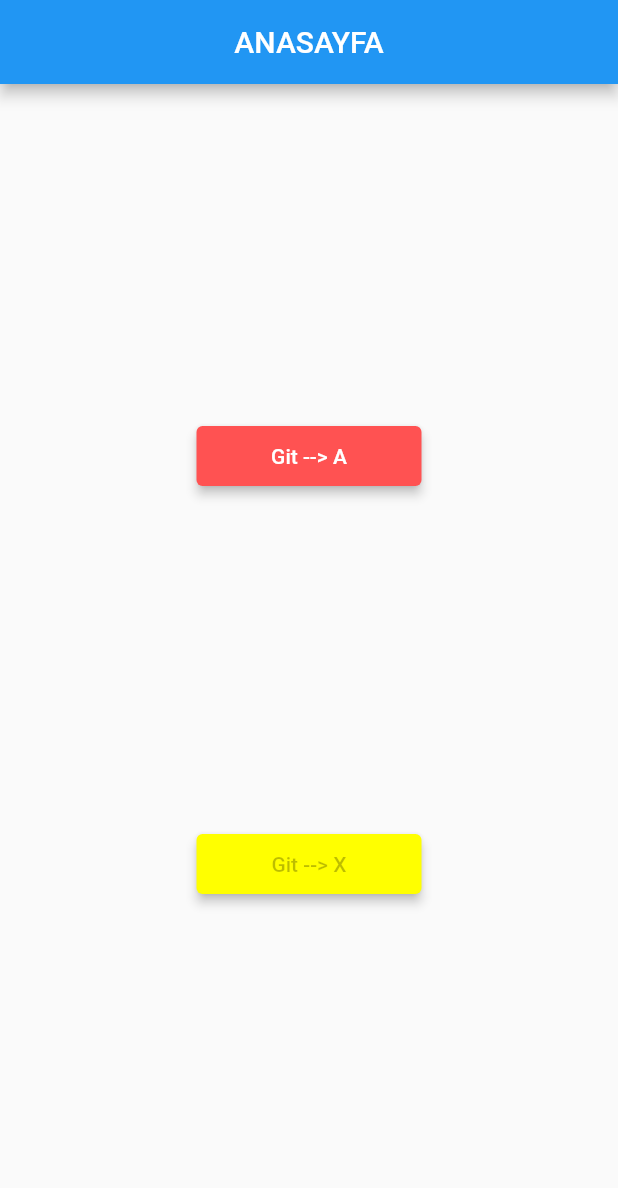
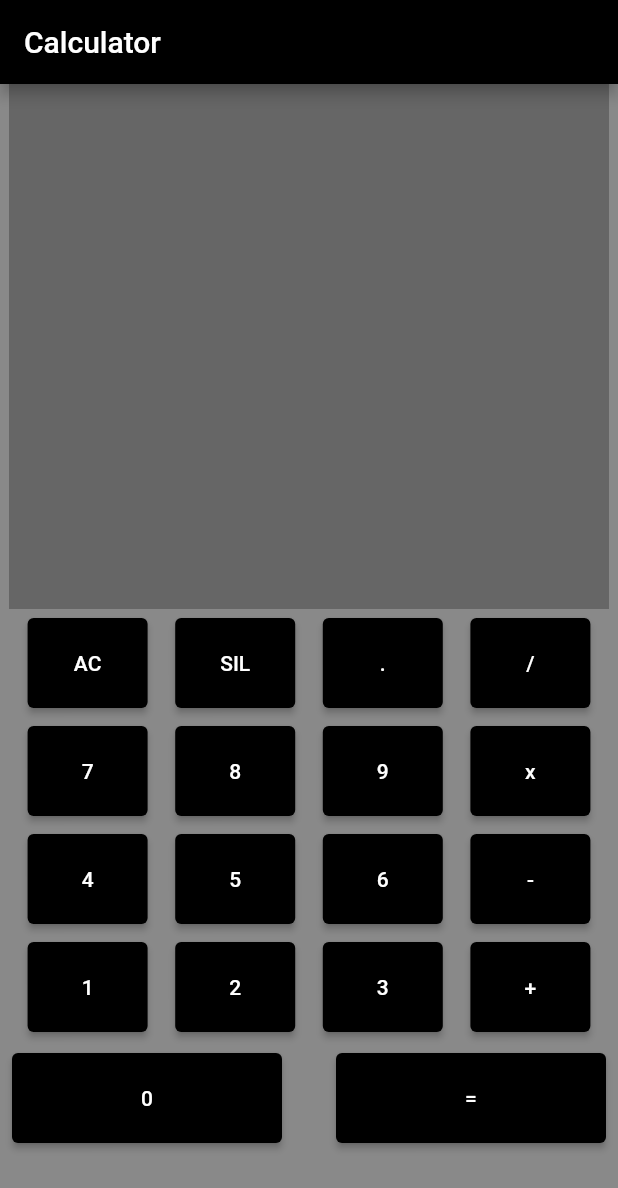
Before and after one commit to yavuzfk/UI-Examples, a Flutter app: the screen it shows after launch, on a phone screen of 412 x 824 dp. Shown: the top 1188 px of the screen. Run offline on Flutter 3.47's test engine with Material 2 defaults, Android fonts, the phone set to English and light mode, and no system bars; generated files the repository leaves out were written again.

Commit message:
calculator eklendi

```diff
--- /dev/null
+++ b/lib/calculator/calculator_page.dart
@@ -0,0 +1,354 @@
+import 'package:flutter/material.dart';
+
+String showText = "";
+String number2 = "";
+String number1 = "";
+int result = 0;
+
+class CalculatorPage extends StatefulWidget {
+  const CalculatorPage({Key? key}) : super(key: key);
+
+  @override
+  State<CalculatorPage> createState() => _CalculatorPageState();
+}
+
+class _CalculatorPageState extends State<CalculatorPage> {
+
+  void printNonUsedMessage(){
+    print("Bu butonlar istenmemistir ama eklecektir. Sıfırmak için AC butonu tahsis edilmistir.");
+  }
+
+  @override
+  Widget build(BuildContext context) {
+    return Scaffold(
+      appBar: AppBar(
+        title: const Text("Calculator"),
+        backgroundColor: Colors.black,
+      ),
+      body: Container(
+        color: Colors.black45,
+        child: Column(
+          children: [
+            resultText(),
+            Padding(
+              padding: const EdgeInsets.symmetric(vertical: 6.0),
+              child: Row(
+                mainAxisAlignment: MainAxisAlignment.spaceEvenly,
+                children: [
+                  SizedBox(
+                    width: 80,
+                    height: 60,
+                    child: ElevatedButton(
+                      onPressed: () {
+                        setState(() {
+                          showText = "0";
+                          number2 = "0";
+                          number1 = "0";
+                          result = 0;
+                        });
+                      },
+                      style: ElevatedButton.styleFrom(primary: Colors.black),
+                      child: const Text("AC"),
+                    ),
+                  ),
+                  SizedBox(
+                    width: 80,
+                    height: 60,
+                    child: ElevatedButton(
+                      onPressed: () {
+                        printNonUsedMessage();
+                      },
+                      style: ElevatedButton.styleFrom(primary: Colors.black),
+                      child: const Text("SIL"),
+                    ),
+                  ),
+                  SizedBox(
+                    width: 80,
+                    height: 60,
+                    child: ElevatedButton(
+                      onPressed: () {
+                        printNonUsedMessage();
+                      },
+                      style: ElevatedButton.styleFrom(primary: Colors.black),
+                      child: const Text("."),
+                    ),
+                  ),
+                  SizedBox(
+                    width: 80,
+                    height: 60,
+                    child: ElevatedButton(
+                      onPressed: () {
+                        printNonUsedMessage();
+                      },
+                      style: ElevatedButton.styleFrom(primary: Colors.black),
+                      child: const Text("/"),
+                    ),
+                  ),
+                ],
+              ),
+            ),
+            Padding(
+              padding: const EdgeInsets.symmetric(vertical: 6.0),
+              child: Row(
+                mainAxisAlignment: MainAxisAlignment.spaceEvenly,
+                children: [
+                  SizedBox(
+                    width: 80,
+                    height: 60,
+                    child: ElevatedButton(
+                      onPressed: () {
+                        setState(() {
+                          number1 += "7";
+                          showText = number1;
+                        });
+                      },
+                      style: ElevatedButton.styleFrom(primary: Colors.black),
+                      child: const Text("7"),
+                    ),
+                  ),
+                  SizedBox(
+                    width: 80,
+                    height: 60,
+                    child: ElevatedButton(
+                      onPressed: () {
+                        setState(() {
+                          number1 += "8";
+                          showText = number1;
+                        });
+                      },
+                      style: ElevatedButton.styleFrom(primary: Colors.black),
+                      child: const Text("8"),
+                    ),
+                  ),
+                  SizedBox(
+                    width: 80,
+                    height: 60,
+                    child: ElevatedButton(
+                      onPressed: () {
+                        setState(() {
+                          number1 += "9";
+                          showText = number1;
+                        });
+                      },
+                      style: ElevatedButton.styleFrom(primary: Colors.black),
+                      child: const Text("9"),
+                    ),
+                  ),
+                  SizedBox(
+                    width: 80,
+                    height: 60,
+                    child: ElevatedButton(
+                      onPressed: () {
+                        printNonUsedMessage();
+                      },
+                      style: ElevatedButton.styleFrom(primary: Colors.black),
+                      child: const Text("x"),
+                    ),
+                  ),
+                ],
+              ),
+            ),
+            Padding(
+              padding: const EdgeInsets.symmetric(vertical: 6.0),
+              child: Row(
+                mainAxisAlignment: MainAxisAlignment.spaceEvenly,
+                children: [
+                  SizedBox(
+                    width: 80,
+                    height: 60,
+                    child: ElevatedButton(
+                      onPressed: () {
+                        setState(() {
+                          number1 += "4";
+                          showText = number1;
+                        });
+                      },
+                      style: ElevatedButton.styleFrom(primary: Colors.black),
+                      child: const Text("4"),
+                    ),
+                  ),
+                  SizedBox(
+                    width: 80,
+                    height: 60,
+                    child: ElevatedButton(
+                      onPressed: () {
+                        setState(() {
+                          number1 += "5";
+                          showText = number1;
+                        });
+                      },
+                      style: ElevatedButton.styleFrom(primary: Colors.black),
+                      child: const Text("5"),
+                    ),
+                  ),
+                  SizedBox(
+                    width: 80,
+                    height: 60,
+                    child: ElevatedButton(
+                      onPressed: () {
+                        setState(() {
+                          number1 += "6";
+                          showText = number1;
+                        });
+                      },
+                      style: ElevatedButton.styleFrom(primary: Colors.black),
+                      child: const Text("6"),
+                    ),
+                  ),
+                  SizedBox(
+                    width: 80,
+                    height: 60,
+                    child: ElevatedButton(
+                      onPressed: () {
+                        printNonUsedMessage();
+                      },
+                      style: ElevatedButton.styleFrom(primary: Colors.black),
+                      child: const Text("-"),
+                    ),
+                  ),
+                ],
+              ),
+            ),
+            Padding(
+              padding: const EdgeInsets.symmetric(vertical: 6.0),
+              child: Row(
+                mainAxisAlignment: MainAxisAlignment.spaceEvenly,
+                children: [
+                  SizedBox(
+                    width: 80,
+                    height: 60,
+                    child: ElevatedButton(
+                      onPressed: () {
+                        setState(() {
+                          number1 += "1";
+                          showText = number1;
+                        });
+                      },
+                      style: ElevatedButton.styleFrom(primary: Colors.black),
+                      child: const Text("1"),
+                    ),
+                  ),
+                  SizedBox(
+                    width: 80,
+                    height: 60,
+                    child: ElevatedButton(
+                      onPressed: () {
+                        setState(() {
+                          number1 += "2";
+                          showText = number1;
+                        });
+                      },
+                      style: ElevatedButton.styleFrom(primary: Colors.black),
+                      child: const Text("2"),
+                    ),
+                  ),
+                  SizedBox(
+                    width: 80,
+                    height: 60,
+                    child: ElevatedButton(
+                      onPressed: () {
+                        setState(() {
+                          number1 += "3";
+                          showText = number1;
+                        });
+                        print(
+                            "n1 = $number1\n n2 = $number2 \n result = $result \n");
+                      },
+                      style: ElevatedButton.styleFrom(primary: Colors.black),
+                      child: const Text("3"),
+                    ),
+                  ),
+                  SizedBox(
+                    width: 80,
+                    height: 60,
+                    child: ElevatedButton(
+                      onPressed: () {
+                        print(
+                            "once n1 = $number1\n n2 = $number2 \n result = $result \n");
+                        setState(() {
+                          number2 = number1;
+                          number1 = "";
+                          // result = number1 + number2;
+                          showText = "+";
+                        });
+                        print(
+                            "sonra n1 = $number1\n n2 = $number2 \n result = $result \n\n");
+                      },
+                      style: ElevatedButton.styleFrom(primary: Colors.black),
+                      child: const Text("+"),
+                    ),
+                  ),
+                ],
+              ),
+            ),
+            Padding(
+              padding: const EdgeInsets.all(8.0),
+              child: Row(
+                mainAxisAlignment: MainAxisAlignment.spaceBetween,
+                children: [
+                  SizedBox(
+                      width: 180,
+                      height: 60,
+                      child: ElevatedButton(
+                          onPressed: () {
+                            setState(() {
+                              number1 += "0";
+                              showText = number1;
+                            });
+                          },
+                          style:
+                              ElevatedButton.styleFrom(primary: Colors.black),
+                          child: const Text("0"))),
+                  SizedBox(
+                      width: 180,
+                      height: 60,
+                      child: ElevatedButton(
+                          onPressed: () {
+                            setState(() {
+                              if (number2 == "") {
+                                number2 = "0";
+                              }
+                              result +=
+                                  (int.parse(number2) + int.parse(number1));
+                              showText = result.toString();
+
+                              number2 = "";
+                              number1 = "";
+                            });
+                          },
+                          style:
+                              ElevatedButton.styleFrom(primary: Colors.black),
+                          child: const Text("=")))
+                ],
+              ),
+            ),
+            const Spacer(),
+          ],
+        ),
+      ),
+    );
+  }
+}
+
+class resultText extends StatelessWidget {
+  const resultText({
+    Key? key,
+  }) : super(key: key);
+
+  @override
+  Widget build(BuildContext context) {
+    return Container(
+        color: Colors.black26,
+        width: 400,
+        height: 350,
+        child: Row(
+          mainAxisAlignment: MainAxisAlignment.center,
+          children: [
+            Text(
+              showText,
+              style: Theme.of(context).textTheme.headline2,
+            ),
+          ],
+        ));
+  }
+}
--- a/lib/main.dart
+++ b/lib/main.dart
@@ -1,5 +1,6 @@
 import 'package:flutter/material.dart';
 import 'package:flutter_localizations/flutter_localizations.dart';
+import 'package:tasarim_calismasi_food/calculator/calculator_page.dart';
 import 'package:tasarim_calismasi_food/navigator_odevi/anasayfa.dart';
 import 'package:tasarim_calismasi_food/tasarim_odevi/food_description_page.dart';
 import 'package:flutter_gen/gen_l10n/app_localizations.dart';
@@ -29,8 +30,10 @@ class MyApp extends StatelessWidget {
       debugShowCheckedModeBanner: false,
       theme: ThemeData(
         primarySwatch: Colors.blue,
+
+
       ),
-      home: const Anasayfa(),
+      home: const CalculatorPage(),
     );
   }
 }
--- a/pubspec.yaml
+++ b/pubspec.yaml
@@ -23,7 +23,7 @@ dev_dependencies:
     sdk: flutter
 
   flutter_lints: ^2.0.0
-
+  math_expressions: ^2.0.0
 
 flutter:
 
```
Also changed, not shown: pubspec.lock.
